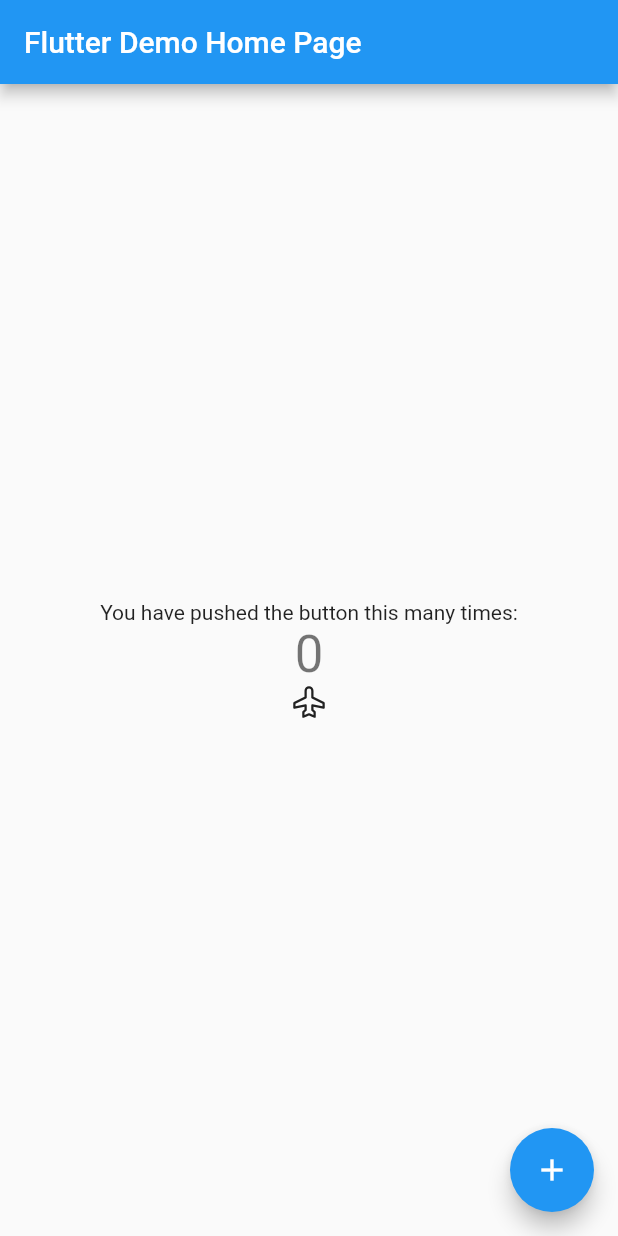
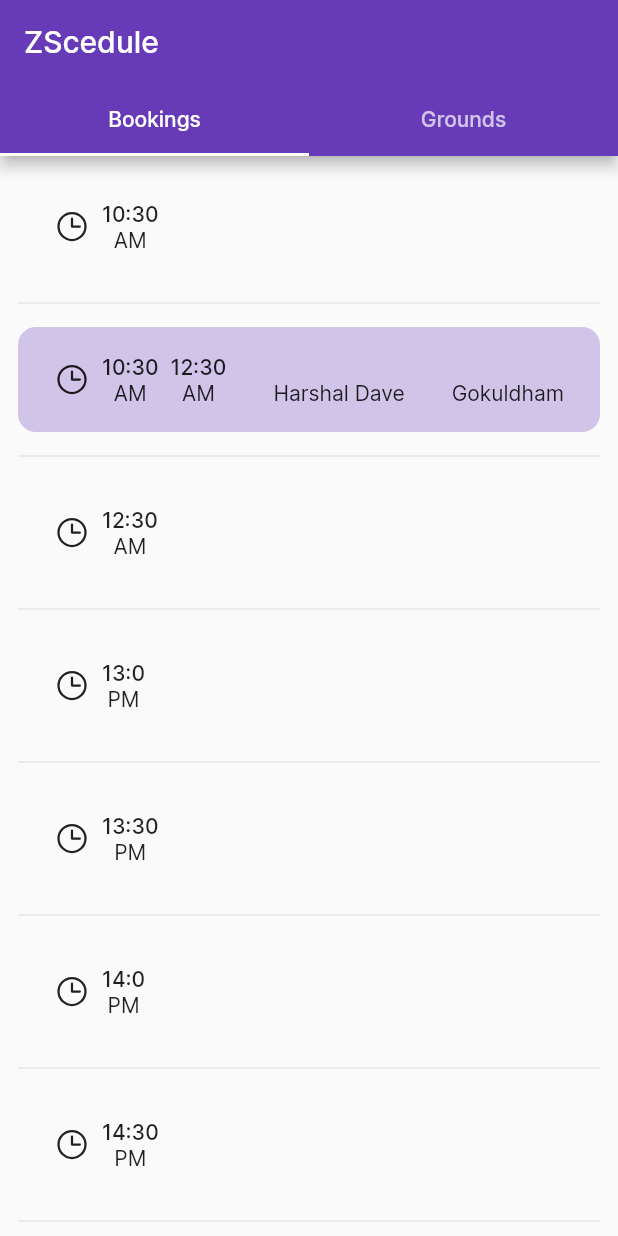
Before and after one commit to GautamVG/zschedule-front, a Flutter app: the screen it shows after launch, on a phone screen of 412 x 824 dp. Run offline on Flutter 3.47's test engine with Material 2 defaults, Android fonts, the phone set to English and light mode, and no system bars; our stand-ins replace phosphor_flutter; Roboto replaces fonts that are missing (Epilogue).

Commit message:
Code dump

```diff
--- /dev/null
+++ b/lib/layout.dart
@@ -0,0 +1,21 @@
+import 'package:flutter/material.dart';
+import 'package:zschedule/pages/grounds.dart';
+
+import 'pages/bookings.dart';
+
+class Layout extends StatelessWidget {
+  const Layout({Key? key}) : super(key: key);
+
+  @override
+  Widget build(BuildContext context) {
+    return DefaultTabController(
+        length: 2,
+        child: Scaffold(
+            appBar: AppBar(
+              title: const Text('ZScedule'),
+              bottom: const TabBar(
+                  tabs: [Tab(text: 'Bookings'), Tab(text: 'Grounds')]),
+            ),
+            body: const TabBarView(children: [BookingsPage(), GroundsPage()])));
+  }
+}
--- a/lib/main.dart
+++ b/lib/main.dart
@@ -1,5 +1,7 @@
 import 'package:flutter/material.dart';
-import 'package:phosphor_flutter/phosphor_flutter.dart';
+
+import 'theme/theme.dart';
+import 'layout.dart';
 
 void main() {
   runApp(const MyApp());
@@ -8,99 +10,9 @@
 class MyApp extends StatelessWidget {
   const MyApp({super.key});
 
-  // This widget is the root of your application.
   @override
   Widget build(BuildContext context) {
     return MaterialApp(
-      title: 'Flutter Demo',
-      theme: ThemeData(primarySwatch: Colors.blue, fontFamily: "Epilogue"),
-      home: const MyHomePage(title: 'Flutter Demo Home Page'),
-    );
+        title: 'ZSchedule', theme: AppTheme, home: const Layout());
   }
 }
-
-class MyHomePage extends StatefulWidget {
-  const MyHomePage({super.key, required this.title});
-
-  // This widget is the home page of your application. It is stateful, meaning
-  // that it has a State object (defined below) that contains fields that affect
-  // how it looks.
-
-  // This class is the configuration for the state. It holds the values (in this
-  // case the title) provided by the parent (in this case the App widget) and
-  // used by the build method of the State. Fields in a Widget subclass are
-  // always marked "final".
-
-  final String title;
-
-  @override
-  State<MyHomePage> createState() => _MyHomePageState();
-}
-
-class _MyHomePageState extends State<MyHomePage> {
-  int _counter = 0;
-
-  void _incrementCounter() {
-    setState(() {
-      // This call to setState tells the Flutter framework that something has
-      // changed in this State, which causes it to rerun the build method below
-      // so that the display can reflect the updated values. If we changed
-      // _counter without calling setState(), then the build method would not be
-      // called again, and so nothing would appear to happen.
-      _counter++;
-    });
-  }
-
-  @override
-  Widget build(BuildContext context) {
-    // This method is rerun every time setState is called, for instance as done
-    // by the _incrementCounter method above.
-    //
-    // The Flutter framework has been optimized to make rerunning build methods
-    // fast, so that you can just rebuild anything that needs updating rather
-    // than having to individually change instances of widgets.
-    return Scaffold(
-      appBar: AppBar(
-        // Here we take the value from the MyHomePage object that was created by
-        // the App.build method, and use it to set our appbar title.
-        title: Text(widget.title),
-      ),
-      body: Center(
-        // Center is a layout widget. It takes a single child and positions it
-        // in the middle of the parent.
-        child: Column(
-          // Column is also a layout widget. It takes a list of children and
-          // arranges them vertically. By default, it sizes itself to fit its
-          // children horizontally, and tries to be as tall as its parent.
-          //
-          // Invoke "debug painting" (press "p" in the console, choose the
-          // "Toggle Debug Paint" action from the Flutter Inspector in Android
-          // Studio, or the "Toggle Debug Paint" command in Visual Studio Code)
-          // to see the wireframe for each widget.
-          //
-          // Column has various properties to control how it sizes itself and
-          // how it positions its children. Here we use mainAxisAlignment to
-          // center the children vertically; the main axis here is the vertical
-          // axis because Columns are vertical (the cross axis would be
-          // horizontal).
-          mainAxisAlignment: MainAxisAlignment.center,
-          children: <Widget>[
-            const Text(
-              'You have pushed the button this many times:',
-            ),
-            Text(
-              '$_counter',
-              style: Theme.of(context).textTheme.headline4,
-            ),
-            const Icon(PhosphorIcons.airplane)
-          ],
-        ),
-      ),
-      floatingActionButton: FloatingActionButton(
-        onPressed: _incrementCounter,
-        tooltip: 'Increment',
-        child: const Icon(Icons.add),
-      ), // This trailing comma makes auto-formatting nicer for build methods.
-    );
-  }
-}
--- /dev/null
+++ b/lib/models/ground.dart
@@ -0,0 +1,5 @@
+class Ground {
+  String name;
+  String img;
+  Ground(this.name, {this.img = 'assets/imgs/ground1.jpg'});
+}
--- /dev/null
+++ b/lib/models/slot.dart
@@ -0,0 +1,18 @@
+import './ground.dart';
+
+class Slot {
+  DateTime startTime, endTime;
+  late Duration duration;
+  String booker;
+  Ground ground;
+
+  Slot(
+      {required this.startTime,
+      required this.endTime,
+      required this.booker,
+      required this.ground});
+
+  bool contains(DateTime time) {
+    return (time.isAfter(startTime) && time.isBefore(endTime));
+  }
+}
--- /dev/null
+++ b/lib/pages/bookings.dart
@@ -0,0 +1,123 @@
+import 'package:flutter/material.dart';
+
+// Icons
+import 'package:phosphor_flutter/phosphor_flutter.dart';
+
+// Models
+import 'package:zschedule/models/ground.dart';
+import 'package:zschedule/models/slot.dart';
+
+final bookedSlots = <Slot>[
+  Slot(
+      startTime: DateTime.now(),
+      endTime: DateTime.now().add(const Duration(hours: 2)),
+      booker: "Harshal Dave",
+      ground: Ground("Gokuldham")),
+  Slot(
+      startTime: DateTime.now().add(const Duration(hours: 4)),
+      endTime: DateTime.now().add(const Duration(hours: 1)),
+      booker: "Harshal Dave",
+      ground: Ground("Gokuldham")),
+];
+
+class BookingsPage extends StatelessWidget {
+  static const int slotDurationMinutes = 30;
+  static const int numberOfSlots = (60 ~/ slotDurationMinutes) * 24;
+
+  const BookingsPage({super.key});
+
+  @override
+  Widget build(BuildContext context) {
+    DateTime time = DateTime.now();
+    return ListView.separated(
+      padding: const EdgeInsets.all(12),
+      itemCount: numberOfSlots,
+      itemBuilder: (context, index) {
+        int slotIndex =
+            bookedSlots.indexWhere((bookedSlot) => bookedSlot.contains(time));
+        if (slotIndex == -1) {
+          DateTime startTime = time;
+          time = time.add(const Duration(minutes: slotDurationMinutes));
+          return EmptySlot(startTime);
+        } else {
+          Slot slot = bookedSlots[slotIndex];
+          time = slot.endTime;
+          return BookedSlot(slot);
+        }
+      },
+      separatorBuilder: (context, index) => const Padding(
+          padding: EdgeInsets.symmetric(vertical: 8), child: Divider()),
+    );
+  }
+}
+
+class EmptySlot extends StatelessWidget {
+  final DateTime startTime;
+
+  const EmptySlot(this.startTime, {super.key});
+
+  @override
+  Widget build(BuildContext context) {
+    return Container(
+        padding: const EdgeInsets.symmetric(horizontal: 24, vertical: 18),
+        decoration: BoxDecoration(borderRadius: BorderRadius.circular(12)),
+        child: Row(crossAxisAlignment: CrossAxisAlignment.end, children: [
+          Wrap(
+              spacing: 8,
+              crossAxisAlignment: WrapCrossAlignment.center,
+              children: [
+                const Icon(PhosphorIcons.clock),
+                Column(children: [
+                  Text(
+                    "${startTime.hour}:${startTime.minute}",
+                    style: Theme.of(context).textTheme.bodyLarge,
+                  ),
+                  Text(startTime.hour > 12 ? 'PM' : 'AM'),
+                ])
+              ])
+        ]));
+  }
+}
+
+class BookedSlot extends StatelessWidget {
+  final Slot slot;
+
+  const BookedSlot(this.slot, {super.key});
+
+  @override
+  Widget build(BuildContext context) {
+    return Container(
+        padding: const EdgeInsets.symmetric(horizontal: 24, vertical: 18),
+        decoration: BoxDecoration(
+          borderRadius: BorderRadius.circular(12),
+          color: Theme.of(context).primaryColorLight,
+        ),
+        child: Row(
+            mainAxisAlignment: MainAxisAlignment.spaceBetween,
+            crossAxisAlignment: CrossAxisAlignment.end,
+            children: [
+              Wrap(
+                  spacing: 8,
+                  crossAxisAlignment: WrapCrossAlignment.center,
+                  children: [
+                    const Icon(PhosphorIcons.clock),
+                    Column(children: [
+                      Text(
+                        "${slot.startTime.hour}:${slot.startTime.minute}",
+                        style: Theme.of(context).textTheme.bodyLarge,
+                      ),
+                      Text(slot.startTime.hour > 12 ? 'PM' : 'AM'),
+                    ]),
+                    Column(children: [
+                      Text(
+                        "${slot.endTime.hour}:${slot.endTime.minute}",
+                        style: Theme.of(context).textTheme.bodyLarge,
+                      ),
+                      Text(slot.endTime.hour > 12 ? 'PM' : 'AM'),
+                    ]),
+                  ]),
+              Text(slot.booker),
+              Text(slot.ground.name)
+            ]));
+  }
+}
--- /dev/null
+++ b/lib/pages/grounds.dart
@@ -0,0 +1,46 @@
+import 'package:flutter/material.dart';
+
+// Models
+import '../models/ground.dart';
+
+final grounds = <Ground>[
+  Ground("Ground 1"),
+  Ground("Ground 2"),
+  Ground("Ground 3"),
+  Ground("Ground 4"),
+  Ground("Ground 5"),
+];
+
+class GroundsPage extends StatelessWidget {
+  const GroundsPage({super.key});
+
+  @override
+  Widget build(BuildContext context) {
+    return ListView.builder(
+      padding: const EdgeInsets.all(8),
+      itemBuilder: (context, i) => GroundCard(grounds[i]),
+    );
+  }
+}
+
+class GroundCard extends StatelessWidget {
+  final Ground ground;
+
+  const GroundCard(this.ground, {super.key});
+
+  @override
+  Widget build(BuildContext context) {
+    return Card(
+      child: Padding(
+        padding: const EdgeInsets.symmetric(horizontal: 18, vertical: 18),
+        child: Row(children: [
+          CircleAvatar(
+            radius: 50,
+            backgroundImage: AssetImage(ground.img),
+          ),
+          Expanded(child: Column(children: [Text(ground.name)]))
+        ]),
+      ),
+    );
+  }
+}
--- /dev/null
+++ b/lib/theme/theme.dart
@@ -0,0 +1,4 @@
+import 'package:flutter/material.dart';
+
+ThemeData AppTheme =
+    ThemeData(primarySwatch: Colors.deepPurple, fontFamily: "Inter");
```
Also changed, not shown: pubspec.yaml (+6 -3 lines), assets/imgs/ground1.jpg (added), assets/imgs/ground2.jpg (added), assets/imgs/ground3.jpg (added), assets/imgs/ground4.jpg (added), assets/imgs/ground5.jpg (added).
